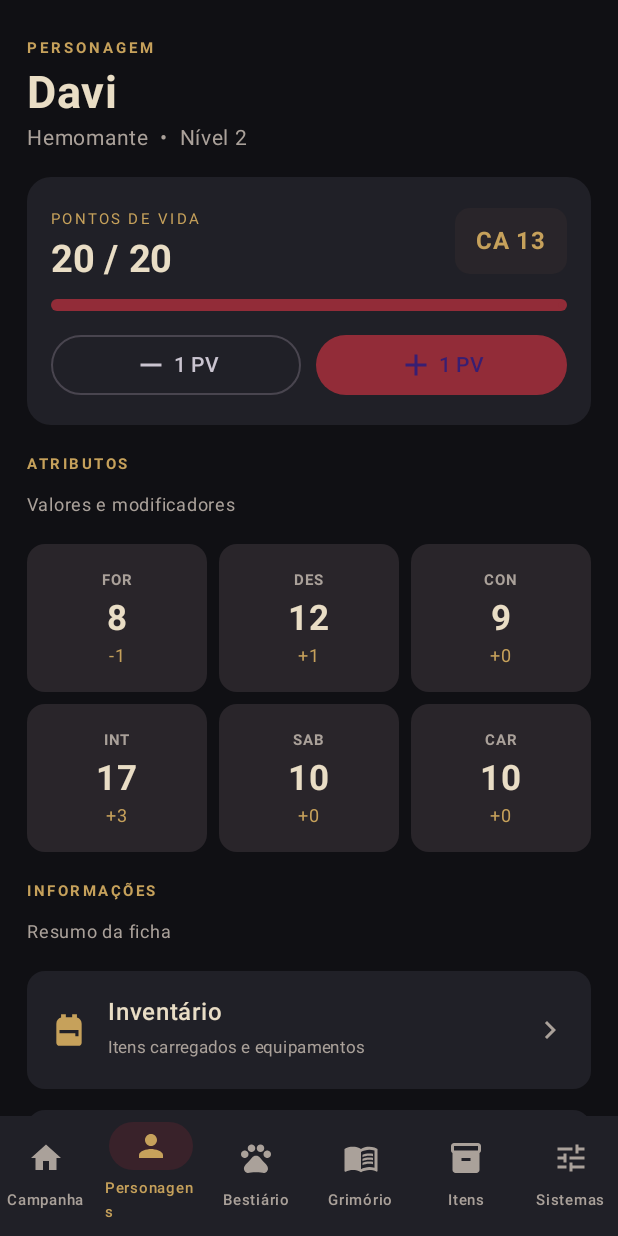
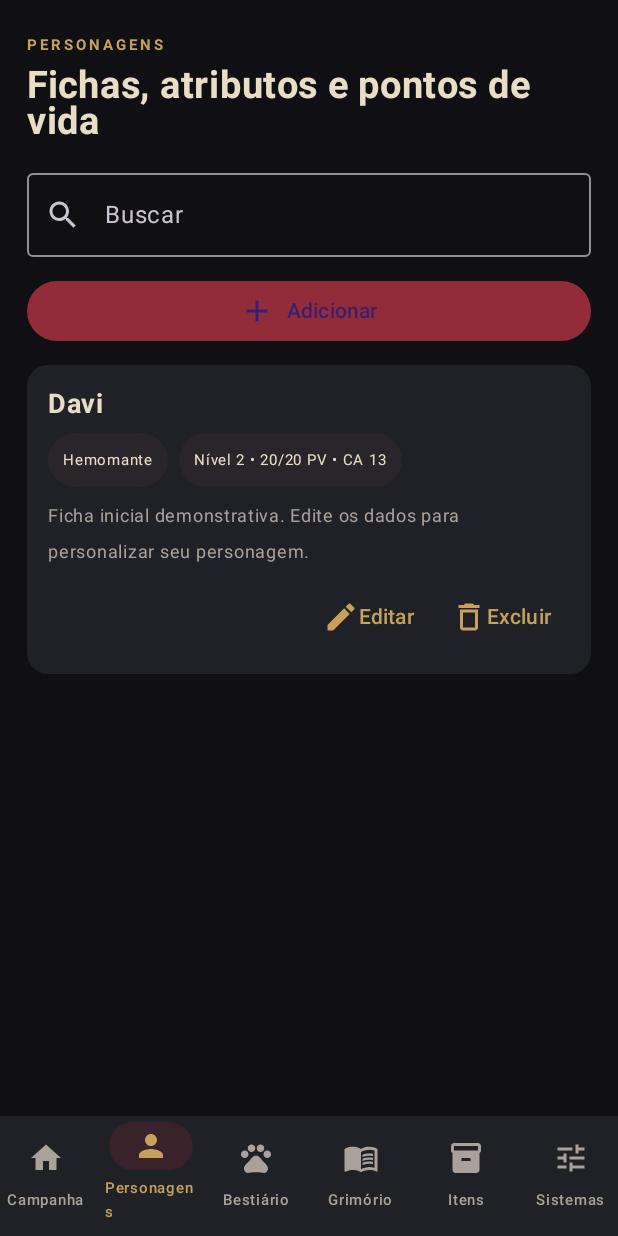
Before and after one commit to DaviFreitas12/-RPG-Beta-Android, an Android app built with Jetpack Compose: the screen it shows after launch (MainActivity), item 2 of the bottom bar chosen, on a phone screen of 412 x 824 dp. Run offline under Robolectric (Android 15) with nearby library versions, the phone set to English and light mode, and no system bars.

Commit message:
Atualizar RPG Sombrio beta 0.4.0

```diff
--- a/app/build.gradle.kts
+++ b/app/build.gradle.kts
@@ -12,8 +12,8 @@ android {
         applicationId = "com.example.rpgsombrio"
         minSdk = 26
         targetSdk = 35
-        versionCode = 3
-        versionName = "0.3.0"
+        versionCode = 4
+        versionName = "0.4.0"
     }
 
     compileOptions {
--- a/app/src/main/java/com/example/rpgsombrio/MainActivity.kt
+++ b/app/src/main/java/com/example/rpgsombrio/MainActivity.kt
@@ -8,8 +8,10 @@ import androidx.activity.ComponentActivity
 import androidx.activity.compose.setContent
 import androidx.compose.foundation.Image
 import androidx.compose.foundation.background
+import androidx.compose.foundation.clickable
 import androidx.compose.foundation.layout.*
 import androidx.compose.foundation.lazy.LazyColumn
+import androidx.compose.foundation.lazy.items
 import androidx.compose.foundation.shape.RoundedCornerShape
 import androidx.compose.material.icons.Icons
 import androidx.compose.material.icons.filled.*
@@ -22,6 +24,7 @@ import androidx.compose.ui.res.painterResource
 import androidx.compose.ui.text.font.FontWeight
 import androidx.compose.ui.unit.dp
 import androidx.compose.ui.unit.sp
+import java.util.UUID
 
 private val Night = Color(0xFF101014)
 private val Panel = Color(0xFF202027)
@@ -75,21 +78,26 @@ private fun RpgApp() {
             }
         ) { padding ->
             when (selected) {
-                "Campanha" -> CampaignScreen(Modifier.padding(padding))
+                "Campanha" -> CampaignScreen(Modifier.padding(padding), onNavigate = { selected = it })
                 "Personagens" -> CharacterScreen(Modifier.padding(padding))
                 "Sistemas" -> SystemBuilderScreen(Modifier.padding(padding))
-                "Bestiário" -> SimpleLibraryScreen(Modifier.padding(padding), "Bestiário", "Criaturas cadastradas", "Bláblá", "20 PV", "CA 9")
-                "Grimório" -> SimpleLibraryScreen(Modifier.padding(padding), "Grimório", "Biblioteca de magias", "Nova magia", "Nível 1", "Evocação")
-                else -> SimpleLibraryScreen(Modifier.padding(padding), "Itens", "Equipamentos e tesouros", "Novo item", "Arma", "Peso —")
+                "Bestiário" -> SimpleLibraryScreen(Modifier.padding(padding), "bestiary", "Bestiário", "Cadastre e gerencie criaturas")
+                "Grimório" -> SimpleLibraryScreen(Modifier.padding(padding), "spells", "Grimório", "Cadastre e gerencie magias")
+                else -> SimpleLibraryScreen(Modifier.padding(padding), "items", "Itens", "Cadastre armas, armaduras e tesouros")
             }
         }
     }
 }
 
 @Composable
-private fun CampaignScreen(modifier: Modifier = Modifier) {
-    var selectedSystem by remember { mutableStateOf("D&D 5e") }
+private fun CampaignScreen(modifier: Modifier = Modifier, onNavigate: (String) -> Unit) {
+    val context = androidx.compose.ui.platform.LocalContext.current
+    val prefs = remember { context.getSharedPreferences("rpg_local", Context.MODE_PRIVATE) }
+    var campaignName by remember { mutableStateOf(prefs.getString("active_campaign_name", "As Cinzas do Reino") ?: "As Cinzas do Reino") }
+    var campaignDescription by remember { mutableStateOf(prefs.getString("active_campaign_description", "O reino caiu. A escuridão despertou.") ?: "") }
+    var selectedSystem by remember { mutableStateOf(prefs.getString("active_campaign_system", "D&D 5e") ?: "D&D 5e") }
     var systemMenuExpanded by remember { mutableStateOf(false) }
+    var editing by remember { mutableStateOf(false) }
     val systemOptions = listOf("D&D 5e", "D&D 2024", "Vampiro", "Sistema próprio", "Outro sistema")
     LazyColumn(
         modifier.fillMaxSize().padding(horizontal = 18.dp),
@@ -102,25 +110,20 @@ private fun CampaignScreen(modifier: Modifier = Modifier) {
                     Text("RPG", color = Gold, fontWeight = FontWeight.Black, letterSpacing = 4.sp)
                     Text("CRÔNICAS NAS SOMBRAS", color = Muted, fontSize = 10.sp, letterSpacing = 2.sp)
                 }
-                Image(
-                    painter = painterResource(id = R.drawable.rpg_crest),
-                    contentDescription = "Brasão RPG",
-                    modifier = Modifier.size(68.dp)
-                )
+                Image(painter = painterResource(id = R.drawable.rpg_crest), contentDescription = "Brasão RPG", modifier = Modifier.size(68.dp))
             }
         }
         item {
             Card(colors = CardDefaults.cardColors(containerColor = Panel), shape = RoundedCornerShape(18.dp)) {
                 Column(Modifier.padding(18.dp), verticalArrangement = Arrangement.spacedBy(10.dp)) {
-                    Text("CAMPANHA EM DESTAQUE", color = Gold, fontSize = 10.sp, fontWeight = FontWeight.Bold, letterSpacing = 2.sp)
-                    Text("As Cinzas do Reino", color = Parchment, fontSize = 25.sp, fontWeight = FontWeight.Bold)
-                    Text("O reino caiu. A escuridão despertou. O destino ainda pode ser reescrito.", color = Muted, fontSize = 13.sp)
-                    Row(horizontalArrangement = Arrangement.spacedBy(8.dp)) {
-                        InfoPill("1 personagem")
-                        InfoPill("Sessão 01")
-                    }
-                    Button(onClick = {}, colors = ButtonDefaults.buttonColors(containerColor = Blood), modifier = Modifier.fillMaxWidth()) {
-                        Text("Abrir campanha")
+                    Text("CAMPANHA ATUAL", color = Gold, fontSize = 10.sp, fontWeight = FontWeight.Bold, letterSpacing = 2.sp)
+                    Text(campaignName, color = Parchment, fontSize = 25.sp, fontWeight = FontWeight.Bold)
+                    Text(campaignDescription, color = Muted, fontSize = 13.sp)
+                    InfoPill(selectedSystem)
+                    Button(onClick = { editing = true }, colors = ButtonDefaults.buttonColors(containerColor = Blood), modifier = Modifier.fillMaxWidth()) {
+                        Icon(Icons.Default.Edit, contentDescription = null)
+                        Spacer(Modifier.width(8.dp))
+                        Text("Editar campanha")
                     }
                 }
             }
@@ -137,141 +140,212 @@ private fun CampaignScreen(modifier: Modifier = Modifier) {
                         }
                         DropdownMenu(expanded = systemMenuExpanded, onDismissRequest = { systemMenuExpanded = false }) {
                             systemOptions.forEach { option ->
-                                DropdownMenuItem(
-                                    text = { Text(option) },
-                                    onClick = { selectedSystem = option; systemMenuExpanded = false }
-                                )
+                                DropdownMenuItem(text = { Text(option) }, onClick = {
+                                    selectedSystem = option
+                                    prefs.edit().putString("active_campaign_system", option).apply()
+                                    systemMenuExpanded = false
+                                })
                             }
                         }
                     }
-                    OutlinedButton(
-                        onClick = { /* acesso ao editor pela navegação inferior */ },
-                        modifier = Modifier.fillMaxWidth()
-                    ) {
+                    OutlinedButton(onClick = { onNavigate("Sistemas") }, modifier = Modifier.fillMaxWidth()) {
                         Icon(Icons.Default.Tune, contentDescription = null)
                         Spacer(Modifier.width(8.dp))
-                        Text("Construtor de sistemas na aba Sistemas")
+                        Text("Abrir construtor de sistemas")
                     }
-                    Text(
-                        when (selectedSystem) {
-                            "D&D 5e" -> "Atributos clássicos, níveis, classes e pontos de vida."
-                            "D&D 2024" -> "Ficha preparada para a revisão de 2024."
-                            "Vampiro" -> "Atributos e trilhas de recursos próprios do sistema."
-                            "Sistema próprio" -> "Configure atributos, recursos, perícias e dados da sua mesa."
-                            else -> "Use uma ficha neutra e personalize as regras."
-                        }, color = Parchment, fontSize = 12.sp
-                    )
                 }
             }
         }
-        item { SectionTitle("ACESSO RÁPIDO", "Tudo que sua mesa precisa") }
-        item { QuickCard(Icons.Default.Person, "Personagens", "Fichas, atributos, vida e equipamentos") }
-        item { QuickCard(Icons.Default.Pets, "Bestiário", "Monstros, estatísticas e habilidades") }
-        item { QuickCard(Icons.Default.MenuBook, "Grimório", "Magias, níveis, alcance e efeitos") }
-        item { QuickCard(Icons.Default.Inventory2, "Itens", "Armas, armaduras, tesouros e peso") }
-        item {
-            Text("PRÉVIA • DADOS DE DEMONSTRAÇÃO", color = Muted, fontSize = 9.sp, letterSpacing = 1.5.sp)
-        }
+        item { SectionTitle("ACESSO RÁPIDO", "Abra e gerencie os conteúdos da mesa") }
+        item { QuickCard(Icons.Default.Person, "Personagens", "Fichas e pontos de vida") { onNavigate("Personagens") } }
+        item { QuickCard(Icons.Default.Pets, "Bestiário", "Monstros e criaturas") { onNavigate("Bestiário") } }
+        item { QuickCard(Icons.Default.MenuBook, "Grimório", "Magias e poderes") { onNavigate("Grimório") } }
+        item { QuickCard(Icons.Default.Inventory2, "Itens", "Equipamentos e tesouros") { onNavigate("Itens") } }
+    }
+    if (editing) {
+        AlertDialog(
+            onDismissRequest = { editing = false },
+            title = { Text("Editar campanha") },
+            text = {
+                Column(verticalArrangement = Arrangement.spacedBy(8.dp)) {
+                    OutlinedTextField(campaignName, { campaignName = it }, label = { Text("Nome") }, singleLine = true)
+                    OutlinedTextField(campaignDescription, { campaignDescription = it }, label = { Text("Descrição") }, minLines = 2)
+                }
+            },
+            confirmButton = {
+                TextButton(onClick = {
+                    prefs.edit().putString("active_campaign_name", campaignName.trim().ifBlank { "Minha campanha" })
+                        .putString("active_campaign_description", campaignDescription.trim()).apply()
+                    editing = false
+                }) { Text("Salvar") }
+            },
+            dismissButton = { TextButton(onClick = { editing = false }) { Text("Cancelar") } }
+        )
     }
 }
 
 @Composable
 private fun CharacterScreen(modifier: Modifier = Modifier) {
+    LocalRecordsScreen(modifier, "characters", "Personagens", "Fichas, atributos e pontos de vida",
+        listOf("Nome", "Classe", "Nível / PV", "Anotações"),
+        listOf("Novo personagem", "Ex.: Hemomante", "Nível 1 • 10/10 PV", ""),
+        listOf(LocalRecord("demo-davi", "Davi", "Hemomante", "Nível 2 • 20/20 PV • CA 13",
+            "Ficha inicial demonstrativa. Edite os dados para personalizar seu personagem.")))
+}
+
+private data class LocalRecord(val id: String, val name: String, val category: String, val detail: String, val notes: String)
+
+private fun readRecords(prefs: android.content.SharedPreferences, key: String, defaults: List<LocalRecord>): List<LocalRecord> {
+    val raw = prefs.getString("records_$key", null) ?: return defaults
+    return try {
+        val arr = JSONArray(raw)
+        List(arr.length()) { i ->
+            val o = arr.getJSONObject(i)
+            LocalRecord(o.optString("id"), o.optString("name"), o.optString("category"), o.optString("detail"), o.optString("notes"))
+        }
+    } catch (_: Exception) { defaults }
+}
+
+private fun saveRecords(prefs: android.content.SharedPreferences, key: String, records: List<LocalRecord>) {
+    val arr = JSONArray()
+    records.forEach { r ->
+        arr.put(JSONObject().put("id", r.id).put("name", r.name).put("category", r.category)
+            .put("detail", r.detail).put("notes", r.notes))
+    }
+    prefs.edit().putString("records_$key", arr.toString()).apply()
+}
+
+@Composable
+private fun SimpleLibraryScreen(modifier: Modifier, key: String, title: String, subtitle: String) {
+    val defaults = when (key) {
+        "bestiary" -> listOf(LocalRecord("sample-monster", "Lobo sombrio", "Monstro", "PV 12 • Defesa 12", "Criatura demonstrativa editável."))
+        "spells" -> listOf(LocalRecord("sample-spell", "Chama sombria", "Nível 1 • Evocação", "Alcance: 18 m", "Magia demonstrativa editável."))
+        else -> listOf(LocalRecord("sample-item", "Poção de cura", "Consumível", "Peso: 0,5 • Quantidade: 1", "Item demonstrativo editável."))
+    }
+    LocalRecordsScreen(modifier, key, title, subtitle,
+        listOf("Nome", "Tipo / categoria", "Resumo / valores", "Descrição / notas"),
+        when (key) {
+            "bestiary" -> listOf("Nova criatura", "Monstro", "PV 10 • Defesa 10", "")
+            "spells" -> listOf("Nova magia", "Nível 1 • Escola", "Alcance / dano", "")
+            else -> listOf("Novo item", "Equipamento", "Peso / bônus / quantidade", "")
+        }, defaults)
+}
+
+@Composable
+private fun LocalRecordsScreen(
+    modifier: Modifier,
+    key: String,
+    title: String,
+    subtitle: String,
+    fieldLabels: List<String>,
+    placeholders: List<String>,
+    defaults: List<LocalRecord> = emptyList()
+) {
     val context = androidx.compose.ui.platform.LocalContext.current
     val prefs = remember { context.getSharedPreferences("rpg_local", Context.MODE_PRIVATE) }
-    var currentHp by remember { mutableIntStateOf(prefs.getInt("davi_hp", 20).coerceIn(0, 20)) }
-    LazyColumn(
-        modifier.fillMaxSize().padding(horizontal = 18.dp),
-        contentPadding = PaddingValues(top = 20.dp, bottom = 24.dp),
-        verticalArrangement = Arrangement.spacedBy(14.dp)
-    ) {
+    val records = remember(key) { mutableStateListOf<LocalRecord>().apply { addAll(readRecords(prefs, key, defaults)) } }
+    var query by remember { mutableStateOf("") }
+    var dialogOpen by remember { mutableStateOf(false) }
+    var editingId by remember { mutableStateOf<String?>(null) }
+    var name by remember { mutableStateOf("") }
+    var category by remember { mutableStateOf("") }
+    var detail by remember { mutableStateOf("") }
+    var notes by remember { mutableStateOf("") }
+    var deleteTarget by remember { mutableStateOf<LocalRecord?>(null) }
+
+    fun persist() = saveRecords(prefs, key, records.toList())
+    fun openEditor(record: LocalRecord?) {
+        editingId = record?.id
+        name = record?.name ?: placeholders[0]
+        category = record?.category ?: placeholders[1]
+        detail = record?.detail ?: placeholders[2]
+        notes = record?.notes ?: placeholders[3]
+        dialogOpen = true
+    }
+
+    LazyColumn(modifier.fillMaxSize().padding(18.dp), verticalArrangement = Arrangement.spacedBy(12.dp),
+        contentPadding = PaddingValues(bottom = 28.dp)) {
         item {
-            Text("PERSONAGEM", color = Gold, fontSize = 10.sp, fontWeight = FontWeight.Bold, letterSpacing = 2.sp)
-            Text("Davi", color = Parchment, fontSize = 30.sp, fontWeight = FontWeight.Bold)
-            Text("Hemomante  •  Nível 2", color = Muted, fontSize = 14.sp)
+            Text(title.uppercase(), color = Gold, fontSize = 10.sp, fontWeight = FontWeight.Bold, letterSpacing = 2.sp)
+            Text(subtitle, color = Parchment, fontSize = 25.sp, fontWeight = FontWeight.Bold)
         }
         item {
-            Card(colors = CardDefaults.cardColors(containerColor = Panel), shape = RoundedCornerShape(16.dp)) {
-                Column(Modifier.padding(16.dp), verticalArrangement = Arrangement.spacedBy(12.dp)) {
-                    Row(verticalAlignment = Alignment.CenterVertically) {
-                        Column(Modifier.weight(1f)) {
-                            Text("PONTOS DE VIDA", color = Gold, fontSize = 10.sp, letterSpacing = 1.5.sp)
-                            Text("$currentHp / 20", color = Parchment, fontSize = 25.sp, fontWeight = FontWeight.Bold)
-                        }
-                        Surface(color = Panel2, shape = RoundedCornerShape(10.dp)) {
-                            Text("CA 13", Modifier.padding(horizontal = 14.dp, vertical = 10.dp), color = Gold, fontWeight = FontWeight.Bold)
-                        }
+            OutlinedTextField(query, { query = it }, modifier = Modifier.fillMaxWidth(),
+                label = { Text("Buscar") }, leadingIcon = { Icon(Icons.Default.Search, null) }, singleLine = true)
+        }
+        item {
+            Button(onClick = { openEditor(null) }, modifier = Modifier.fillMaxWidth(),
+                colors = ButtonDefaults.buttonColors(containerColor = Blood)) {
+                Icon(Icons.Default.Add, null); Spacer(Modifier.width(8.dp)); Text("Adicionar")
+            }
+        }
+        val filtered = records.filter {
+            listOf(it.name, it.category, it.detail, it.notes).any { value -> value.contains(query, ignoreCase = true) }
+        }
+        if (filtered.isEmpty()) {
+            item { Text(if (query.isBlank()) "Nenhum registro ainda. Toque em Adicionar para começar." else "Nenhum resultado para essa busca.", color = Muted) }
+        }
+        items(filtered.size) { index ->
+            val record = filtered[index]
+            Card(colors = CardDefaults.cardColors(containerColor = Panel), shape = RoundedCornerShape(14.dp)) {
+                Column(Modifier.fillMaxWidth().padding(14.dp), verticalArrangement = Arrangement.spacedBy(7.dp)) {
+                    Text(record.name, color = Parchment, fontSize = 18.sp, fontWeight = FontWeight.Bold)
+                    Row(horizontalArrangement = Arrangement.spacedBy(7.dp)) {
+                        if (record.category.isNotBlank()) InfoPill(record.category)
+                        if (record.detail.isNotBlank()) InfoPill(record.detail)
                     }
-                    LinearProgressIndicator(
-                        progress = { currentHp / 20f },
-                        modifier = Modifier.fillMaxWidth().height(8.dp),
-                        color = Blood,
-                        trackColor = Panel2
-                    )
-                    Row(horizontalArrangement = Arrangement.spacedBy(10.dp)) {
-                        OutlinedButton(onClick = { currentHp = (currentHp - 1).coerceAtLeast(0); prefs.edit().putInt("davi_hp", currentHp).apply() }, modifier = Modifier.weight(1f)) {
-                            Icon(Icons.Default.Remove, null); Text(" 1 PV")
-                        }
-                        Button(onClick = { currentHp = (currentHp + 1).coerceAtMost(20); prefs.edit().putInt("davi_hp", currentHp).apply() }, modifier = Modifier.weight(1f),
-                            colors = ButtonDefaults.buttonColors(containerColor = Blood)) {
-                            Icon(Icons.Default.Add, null); Text(" 1 PV")
-                        }
+                    if (record.notes.isNotBlank()) Text(record.notes, color = Muted, fontSize = 12.sp)
+                    Row(horizontalArrangement = Arrangement.End, modifier = Modifier.fillMaxWidth()) {
+                        TextButton(onClick = { openEditor(record) }) { Icon(Icons.Default.Edit, null); Text("Editar") }
+                        TextButton(onClick = { deleteTarget = record }) { Icon(Icons.Default.DeleteOutline, null); Text("Excluir") }
                     }
                 }
             }
         }
-        item { SectionTitle("ATRIBUTOS", "Valores e modificadores") }
-        item {
-            val attrs = listOf("FOR" to "8", "DES" to "12", "CON" to "9", "INT" to "17", "SAB" to "10", "CAR" to "10")
-            Column(verticalArrangement = Arrangement.spacedBy(8.dp)) {
-                attrs.chunked(3).forEach { row ->
-                    Row(horizontalArrangement = Arrangement.spacedBy(8.dp)) {
-                        row.forEach { (name, value) ->
-                            Card(Modifier.weight(1f), colors = CardDefaults.cardColors(containerColor = Panel2), shape = RoundedCornerShape(12.dp)) {
-                                Column(Modifier.fillMaxWidth().padding(vertical = 12.dp), horizontalAlignment = Alignment.CenterHorizontally) {
-                                    Text(name, color = Muted, fontSize = 10.sp, fontWeight = FontWeight.Bold)
-                                    Text(value, color = Parchment, fontSize = 23.sp, fontWeight = FontWeight.Bold)
-                                    val modifierValue = (value.toInt() - 10) / 2
-                                    Text(if (modifierValue >= 0) "+$modifierValue" else "$modifierValue", color = Gold, fontSize = 12.sp)
-                                }
-                            }
-                        }
+    }
+    if (dialogOpen) {
+        AlertDialog(
+            onDismissRequest = { dialogOpen = false },
+            title = { Text(if (editingId == null) "Novo registro" else "Editar registro") },
+            text = {
+                Column(verticalArrangement = Arrangement.spacedBy(7.dp)) {
+                    OutlinedTextField(name, { name = it }, label = { Text(fieldLabels[0]) }, singleLine = true)
+                    OutlinedTextField(category, { category = it }, label = { Text(fieldLabels[1]) }, singleLine = true)
+                    OutlinedTextField(detail, { detail = it }, label = { Text(fieldLabels[2]) }, singleLine = true)
+                    OutlinedTextField(notes, { notes = it }, label = { Text(fieldLabels[3]) }, minLines = 2)
+                }
+            },
+            confirmButton = {
+                TextButton(onClick = {
+                    if (name.isNotBlank()) {
+                        val record = LocalRecord(editingId ?: UUID.randomUUID().toString(), name.trim(),
+                            category.trim(), detail.trim(), notes.trim())
+                        val index = records.indexOfFirst { it.id == record.id }
+                        if (index >= 0) records[index] = record else records.add(0, record)
+                        persist()
+                        dialogOpen = false
                     }
-                }
-            }
-        }
-        item { SectionTitle("INFORMAÇÕES", "Resumo da ficha") }
-        item { QuickCard(Icons.Default.Backpack, "Inventário", "Itens carregados e equipamentos") }
-        item { QuickCard(Icons.Default.AutoAwesome, "Habilidades", "Características e poderes") }
-        item { QuickCard(Icons.Default.Notes, "Anotações", "História, objetivos e observações") }
-        item { Text("Os valores ausentes são apenas demonstração e poderão ser editados na ficha completa.", color = Muted, fontSize = 11.sp) }
+                }) { Text("Salvar") }
+            },
+            dismissButton = { TextButton(onClick = { dialogOpen = false }) { Text("Cancelar") } }
+        )
+    }
+    deleteTarget?.let { target ->
+        AlertDialog(
+            onDismissRequest = { deleteTarget = null },
+            title = { Text("Excluir ${target.name}?") },
+            text = { Text("Essa ação remove o registro deste aparelho.") },
+            confirmButton = {
+                TextButton(onClick = {
+                    records.removeAll { it.id == target.id }
+                    persist()
+                    deleteTarget = null
+                }) { Text("Excluir") }
+            },
+            dismissButton = { TextButton(onClick = { deleteTarget = null }) { Text("Cancelar") } }
+        )
     }
 }
-
-@Composable
-private fun SimpleLibraryScreen(modifier: Modifier, title: String, subtitle: String, itemName: String, field1: String, field2: String) {
-    LazyColumn(modifier.fillMaxSize().padding(18.dp), verticalArrangement = Arrangement.spacedBy(14.dp)) {
-        item {
-            Text(title.uppercase(), color = Gold, fontSize = 10.sp, fontWeight = FontWeight.Bold, letterSpacing = 2.sp)
-            Text(subtitle, color = Parchment, fontSize = 27.sp, fontWeight = FontWeight.Bold)
-        }
-        item {
-            Card(colors = CardDefaults.cardColors(containerColor = Panel), shape = RoundedCornerShape(14.dp)) {
-                Column(Modifier.padding(16.dp), verticalArrangement = Arrangement.spacedBy(8.dp)) {
-                    Text(itemName, color = Parchment, fontWeight = FontWeight.Bold, fontSize = 18.sp)
-                    Row(horizontalArrangement = Arrangement.spacedBy(8.dp)) { InfoPill(field1); InfoPill(field2) }
-                    Text("Esta seção receberá cadastro, edição, busca e detalhes completos na próxima etapa.", color = Muted, fontSize = 12.sp)
-                }
-            }
-        }
-        item {
-            OutlinedButton(onClick = {}, modifier = Modifier.fillMaxWidth()) {
-                Icon(Icons.Default.Add, null); Spacer(Modifier.width(8.dp)); Text("Adicionar")
-            }
-        }
-    }
-}
-
 
 @Composable
 private fun SystemBuilderScreen(modifier: Modifier = Modifier) {
@@ -452,8 +526,8 @@ private fun InfoPill(text: String) {
 }
 
 @Composable
-private fun QuickCard(icon: androidx.compose.ui.graphics.vector.ImageVector, title: String, description: String) {
-    Card(colors = CardDefaults.cardColors(containerColor = Panel), shape = RoundedCornerShape(12.dp)) {
+private fun QuickCard(icon: androidx.compose.ui.graphics.vector.ImageVector, title: String, description: String, onClick: () -> Unit = {}) {
+    Card(modifier = Modifier.clickable(onClick = onClick), colors = CardDefaults.cardColors(containerColor = Panel), shape = RoundedCornerShape(12.dp)) {
         Row(Modifier.fillMaxWidth().padding(15.dp), verticalAlignment = Alignment.CenterVertically) {
             Icon(icon, null, tint = Gold, modifier = Modifier.size(25.dp))
             Spacer(Modifier.width(13.dp))
```
Also changed, not shown: 2 other files.
